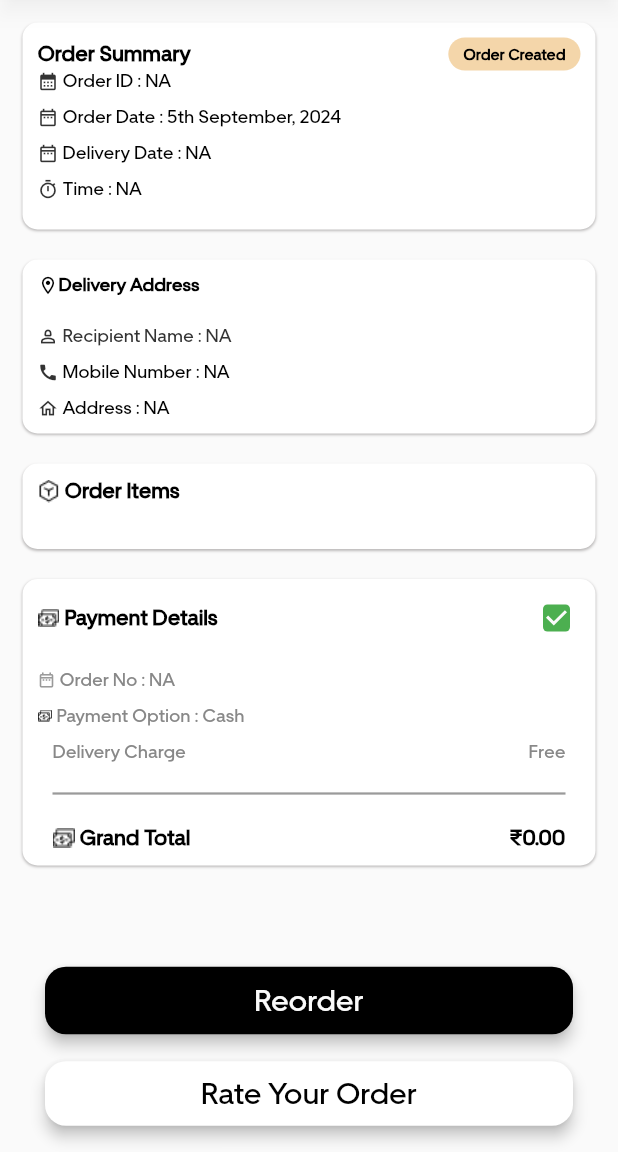
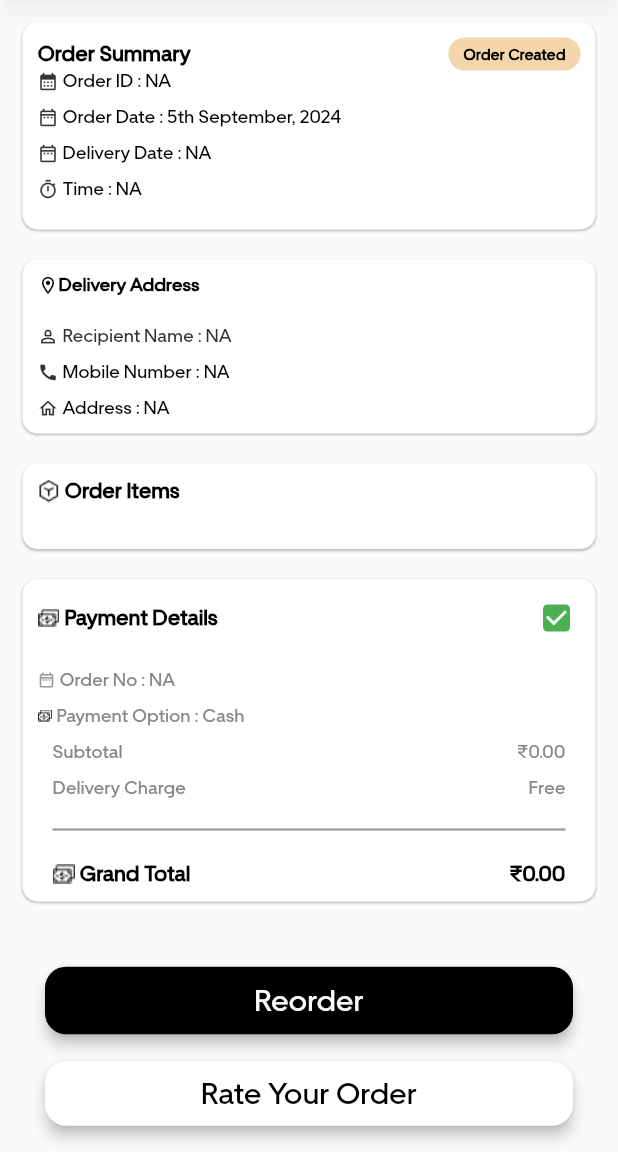
Before and after one commit to ramprasadbhagat/planit, a Flutter app: the OrderDetailsPage screen opened directly with empty values, on a phone screen of 412 x 824 dp, the part 84-1236 px from its top. Run offline on Flutter 3.47's test engine with Material 3 defaults, Android fonts, the phone set to English and light mode, and no system bars; our stand-ins replace auto_route, cached_network_image, dartz, dio, flutter_bloc, flutter_carousel_widget and 15 more; missing offline and left inert: razorpay_flutter; accounts and stored records are empty; project files that could hold a hidden picture were left out.

Commit message:
added subtotal and discount

```diff
--- a/lib/domain/core/value/value_transformer.dart
+++ b/lib/domain/core/value/value_transformer.dart
@@ -21,7 +21,7 @@ bool isEqualsIgnoreCase(String value, String matcher) =>
     value.trim().toLowerCase() == matcher.trim().toLowerCase();
 
 String getOrderStatusText(String status) {
-  switch (status.toLowerCase()) {
+  switch (status) {
     case 'Order_Received':
       return 'Order Created';
     case 'In_Process':
--- a/lib/infrastructure/order/datasource/order_remote.dart
+++ b/lib/infrastructure/order/datasource/order_remote.dart
@@ -36,10 +36,13 @@ class OrderRemoteDataSource {
       'deliveryDate': date,
       'deliveryTime': '7:20 am - 7:30 pm',
       'paymentType': paymentType,
+      'subTotal': coupon.priceAfterCoupon(cartItem.totalPrice.getValue()),
       'totalPrice': coupon.priceAfterCoupon(cartItem.totalPrice.getValue()) +
           deliveryCharge,
       'deliveryCharge': deliveryCharge.toString(),
-      'totalDiscount': coupon.amount(cartItem.totalPrice.getValue()).toString(),
+      'totalDiscount': (coupon.amount(cartItem.totalPrice.getValue()) +
+              cartItem.totalDiscount.getOrDefaultValue(0))
+          .toString(),
       'products': cartItem.products.map((e) => e.toMap).toList(),
     });
     final res = await httpService.request(
--- a/lib/presentation/order/order_details.dart
+++ b/lib/presentation/order/order_details.dart
@@ -515,6 +515,30 @@ class OrderDetailsPage extends StatelessWidget {
                                 Row(
                                   children: [
                                     Text(
+                                      'Subtotal',
+                                      style: textTheme.titleMedium?.copyWith(
+                                        color: AppColors.grey2,
+                                        fontSize: 12,
+                                        fontWeight: FontWeight.w500,
+                                      ),
+                                    ),
+                                    const Spacer(),
+                                    Text(
+                                      order.subTotal.getValue().toPrice(),
+                                      style: textTheme.titleMedium?.copyWith(
+                                        color: AppColors.grey2,
+                                        fontSize: 12,
+                                        fontWeight: FontWeight.w500,
+                                      ),
+                                    ),
+                                  ],
+                                ),
+                                const SizedBox(
+                                  height: 10,
+                                ),
+                                Row(
+                                  children: [
+                                    Text(
                                       'Delivery Charge',
                                       style: textTheme.titleMedium?.copyWith(
                                         color: AppColors.grey2,
```
Also changed, not shown: lib/presentation/checkout/widgets/checkout_product_section.dart (+31 -0 lines).
